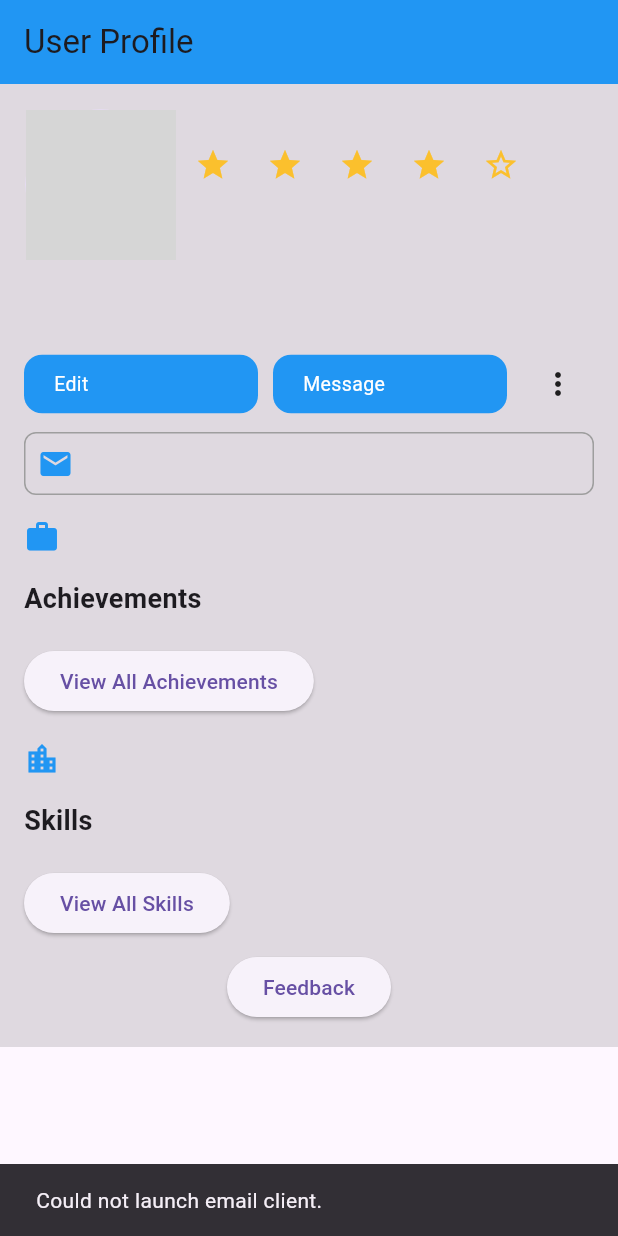
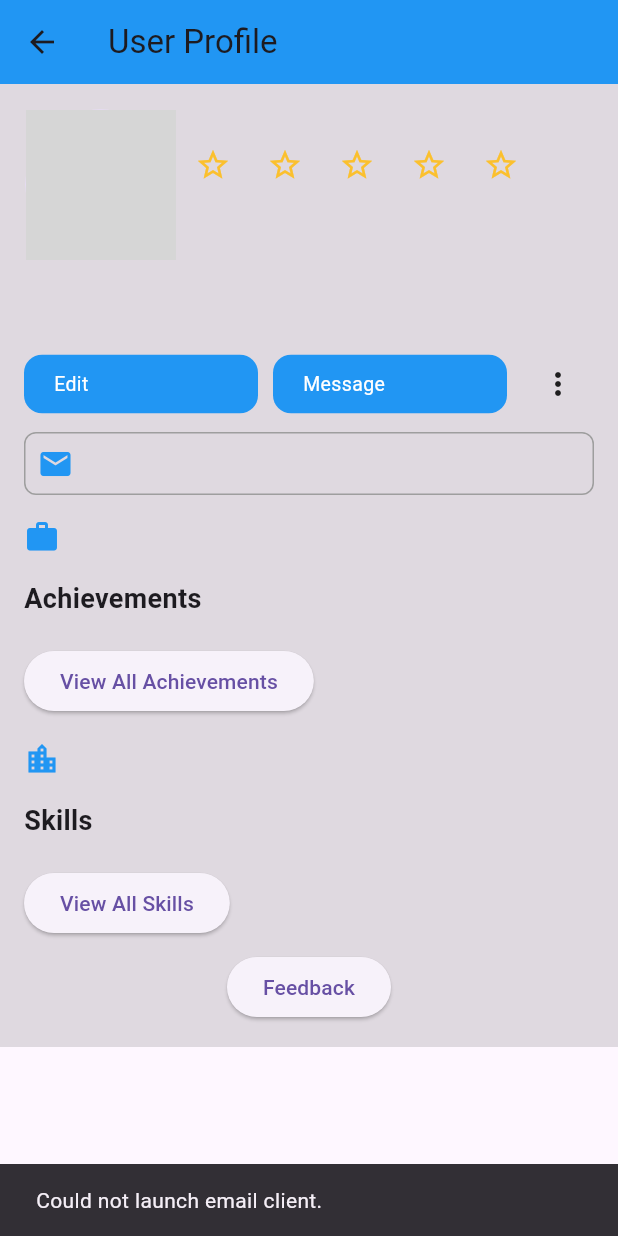
Before and after one commit to AminaIslam1912/learnloop, a Flutter app: the UserProfile screen opened directly, after a tap on "Feedback", after a tap on the "email" icon, on a phone screen of 412 x 824 dp. Run offline on Flutter 3.47's test engine with Material 3 defaults, Android fonts, the phone set to English and light mode, and no system bars; our stand-ins replace supabase_flutter; accounts and stored records are empty; grey boxes are pictures that could not be loaded.

```diff
--- a/learnloop/lib/person/UserProfile.dart
+++ b/learnloop/lib/person/UserProfile.dart
@@ -34,7 +34,7 @@ class _UserProfileState extends State<UserProfile>
   bool get isOwner =>
       widget.loggedInUserId == widget.profileUserId; // Check ownership
   String bio = "";
-  double rating = 4.0; // Default rating
+  double rating = 0; // Default rating
   String occupation = "";
   String location = "";
   List<String> achievements = [];
@@ -71,6 +71,42 @@ class _UserProfileState extends State<UserProfile>
           skills = List<String>.from(response['skills'] ?? []);
         });
       }
+
+      // Calculate average rating from user feedback
+      final feedbackResponse = await SupabaseConfig.client
+          .from('users')
+          .select('userFeedback')
+          .eq('id', widget.profileUserId)
+          .single();
+
+      if (feedbackResponse != null &&
+          feedbackResponse['userFeedback'] != null) {
+        List<dynamic> userFeedbacks = feedbackResponse['userFeedback'];
+        double totalRating = 0;
+        int feedbackCount = 0;
+
+        for (var feedbackItem in userFeedbacks) {
+          if (feedbackItem['rating'] != null) {
+            totalRating += feedbackItem['rating'];
+            print("rating : $feedbackItem['rating']");
+            feedbackCount++;
+          }
+        }
+        print("total $totalRating");
+
+        double calculatedRating = feedbackCount > 0 ? totalRating / feedbackCount : 0;
+
+        // Update rating in the database
+        await SupabaseConfig.client
+            .from('users')
+            .update({'rating': calculatedRating})
+            .eq('id', widget.profileUserId);
+
+        setState(() {
+          rating = calculatedRating;
+        });
+      }
+
     } catch (e) {
       ScaffoldMessenger.of(context).showSnackBar(
         SnackBar(content: Text("Error fetching data: $e")),
@@ -82,33 +118,19 @@ class _UserProfileState extends State<UserProfile>
     }
   }
 
-  // Animation controller for slide-in effect
-  late AnimationController _controller;
-  //late Animation<Offset> _offsetAnimation;
+
 
   @override
   void initState() {
     super.initState();
     fetchUserData();
 
-    // Animation setup
-    // _controller = AnimationController(
-    //   duration: const Duration(milliseconds: 500),
-    //   vsync: this,
-    // );
-    // _offsetAnimation = Tween<Offset>(
-    //   begin: const Offset(1.0, 0.0),
-    //   end: Offset.zero,
-    // ).animate(CurvedAnimation(
-    //   parent: _controller,
-    //   curve: Curves.easeInOut,
-    // ));
-    // _controller.forward();
+
   }
 
   @override
   void dispose() {
-    _controller.dispose();
+
     super.dispose();
   }
 
```
Also changed, not shown: learnloop/lib/person/UserFeedback.dart (+20 -1 lines).
